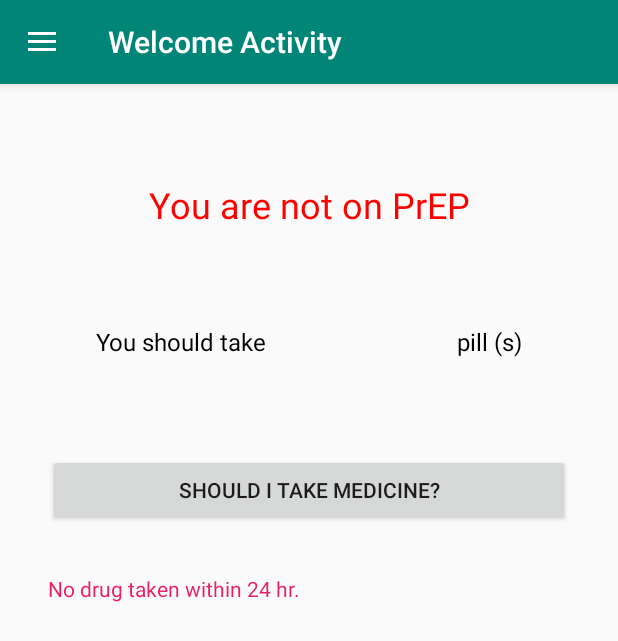
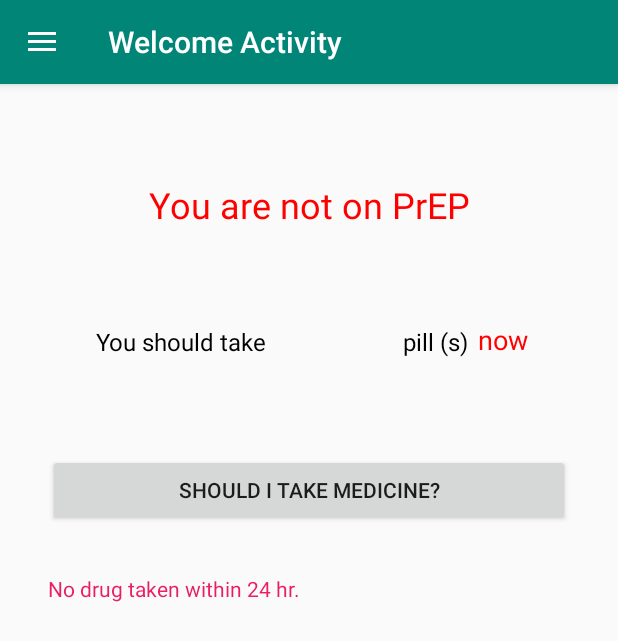
Before and after one commit to hank1992/HealthKeeper, an Android app: the DrugFragment screen opened directly, with no data from a screen before it, on a phone screen of 412 x 824 dp. Shown: the top 641 px of the screen. Run offline under Robolectric (Android 15) with nearby library versions, the phone set to English and light mode, and no system bars.

```diff
--- a/app/src/main/res/layout/fragment_drug.xml
+++ b/app/src/main/res/layout/fragment_drug.xml
@@ -50,10 +50,21 @@
         android:id="@+id/textView4"
         android:layout_width="wrap_content"
         android:layout_height="wrap_content"
-        android:layout_marginEnd="64dp"
-        android:text="pill (s)"
+        android:layout_marginEnd="96dp"
+        android:text="pill (s) "
         android:textColor="#000000"
         android:textSize="16sp"
+        app:layout_constraintBottom_toBottomOf="@+id/textView_amount"
+        app:layout_constraintEnd_toEndOf="parent" />
+
+    <TextView
+        android:id="@+id/textView5"
+        android:layout_width="wrap_content"
+        android:layout_height="wrap_content"
+        android:layout_marginEnd="60dp"
+        android:text="now"
+        android:textColor="#FF0000"
+        android:textSize="18sp"
         app:layout_constraintBottom_toBottomOf="@+id/textView_amount"
         app:layout_constraintEnd_toEndOf="parent" />
 
```
